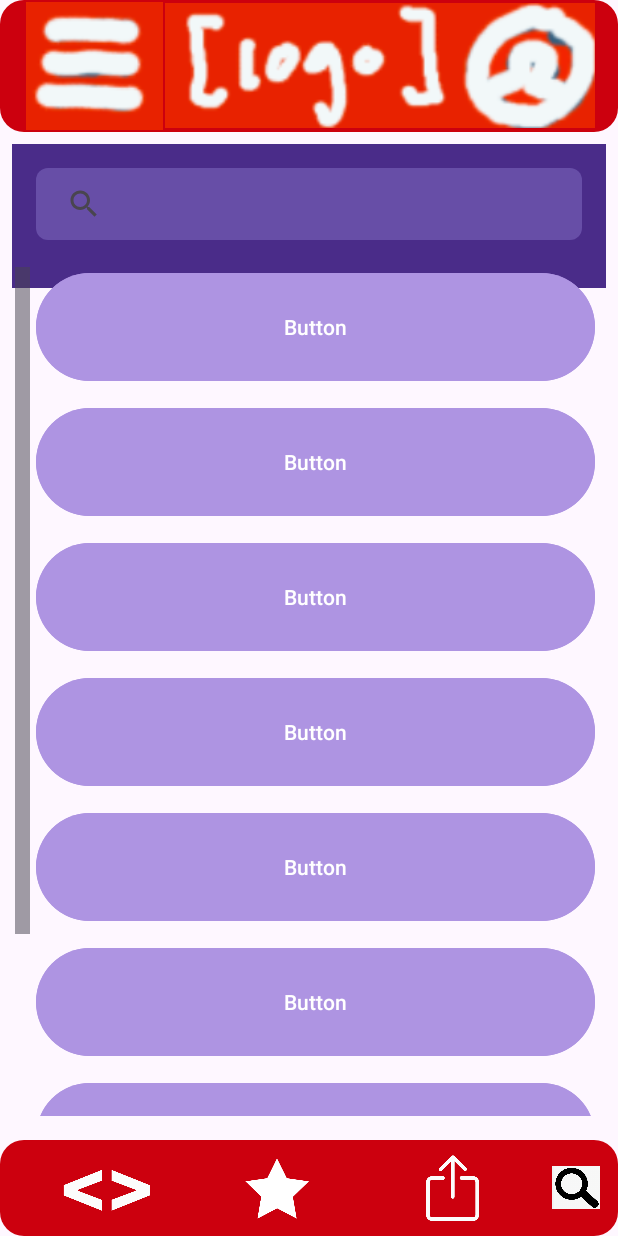
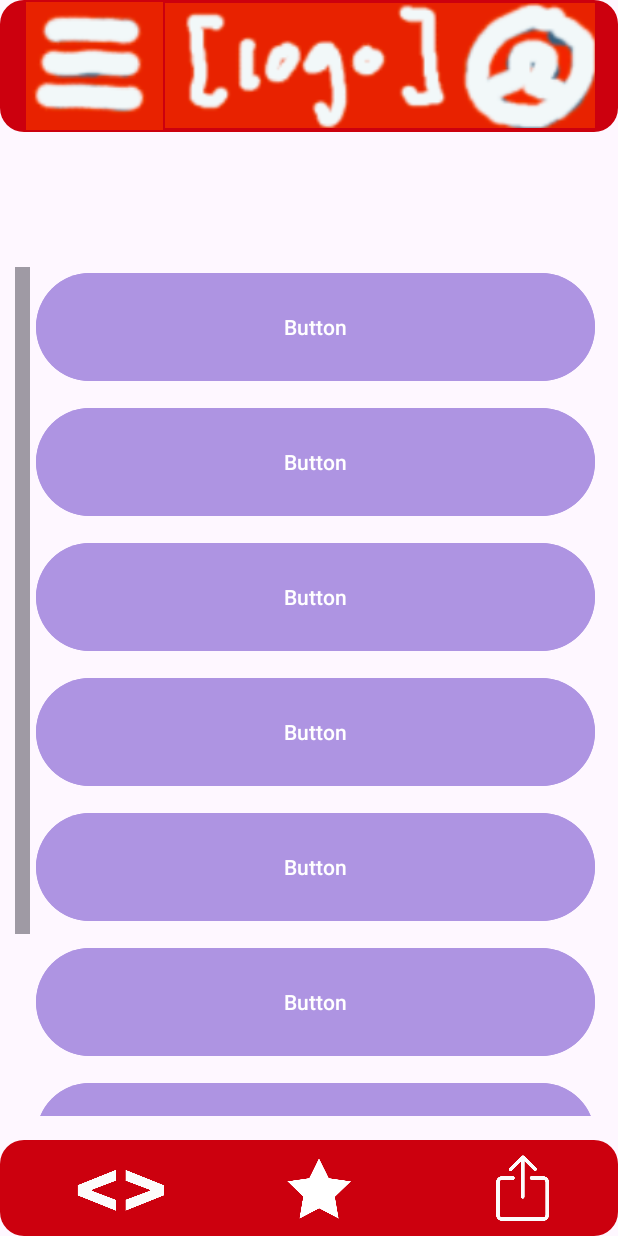
Before and after one commit to nathanbowley98/vascularSurgeryApp, an Android app: the screen it shows after launch (MainActivity), on a phone screen of 412 x 824 dp. Run offline under Robolectric (Android 15) with nearby library versions, the phone set to English and light mode, and no system bars.

Commit message:
Revert "Search bar"

```diff
--- a/app/src/main/java/com/example/vascularsurgeryproject/BaseActivity.java
+++ b/app/src/main/java/com/example/vascularsurgeryproject/BaseActivity.java
@@ -6,10 +6,6 @@ import android.os.Bundle;
 import android.widget.ImageButton;
 import android.widget.LinearLayout;
 import android.widget.Toast;
-import android.view.Menu;
-import android.view.MenuInflater;
-import android.view.MenuItem;
-import android.widget.SearchView;
 
 import java.util.Objects;
 
@@ -86,37 +82,4 @@ public class BaseActivity extends AppCompatActivity {
         //linearlayout container which is the container inside
         //scrollview and holds the buttons
     }
-    @Override
-    public boolean onCreateOptionsMenu(Menu menu) {
-        MenuInflater inflater = getMenuInflater();
-        inflater.inflate(R.menu.search_menu, menu); // Highlighted: Inflating the search menu
-        MenuItem searchItem = menu.findItem(R.id.action_search);
-        SearchView searchView = (SearchView) searchItem.getActionView();
-
-        searchView.setQueryHint("Search...");
-        searchView.setOnQueryTextListener(new SearchView.OnQueryTextListener() {
-            @Override
-            public boolean onQueryTextSubmit(String query) {
-                onSearchQuerySubmit(query); // Highlighted: Search query submit callback
-                return true;
-            }
-
-            @Override
-            public boolean onQueryTextChange(String newText) {
-                onSearchQueryChange(newText); // Highlighted: Search query change callback
-                return true;
-            }
-        });
-        return true;
-    }
-
-    // Highlighted: Method for handling query submission
-    protected void onSearchQuerySubmit(String query) {
-        // To be overridden in subclasses if needed
-    }
-
-    // Highlighted: Method for handling query text changes
-    protected void onSearchQueryChange(String newText) {
-        // To be overridden in subclasses if needed
-    }
 }
--- a/app/src/main/java/com/example/vascularsurgeryproject/MainActivity.java
+++ b/app/src/main/java/com/example/vascularsurgeryproject/MainActivity.java
@@ -1,7 +1,6 @@
 package com.example.vascularsurgeryproject;
 
 import android.os.Bundle;
-import android.widget.Toast;
 
 import androidx.activity.EdgeToEdge;
 import androidx.appcompat.app.AppCompatActivity;
@@ -22,20 +21,4 @@ public class MainActivity extends BaseActivity {
         setupScrollView();
         setupBottomBar();
     }
-
-    @Override
-    protected void onSearchQuerySubmit(String query) {
-        super.onSearchQuerySubmit(query);
-        // Handle the search query submission specific to MainActivity
-        Toast.makeText(this, "Search submitted: " + query, Toast.LENGTH_SHORT).show();
-        // Add more logic here, such as filtering a list or updating UI
-    }
-
-    @Override
-    protected void onSearchQueryChange(String newText) {
-        super.onSearchQueryChange(newText);
-        // Handle the live search query text change specific to MainActivity
-        Toast.makeText(this, "Search text: " + newText, Toast.LENGTH_SHORT).show();
-        // Add logic for live filtering or suggestions here
-    }
 }
--- a/app/src/main/res/drawable/search_background.xml
+++ /dev/null
@@ -1,13 +0,0 @@
-<?xml version="1.0" encoding="utf-8"?>
-<shape xmlns:android="http://schemas.android.com/apk/res/android">
-    <!-- Background color, adjust the hex color code to match your design -->
-    <solid android:color="#674ea7" />
-
-    <!-- Rounded corners -->
-    <corners android:radius="8dp" />
-
-    <!-- Padding for the content inside the shape -->
-    <padding
-        android:left="8dp"
-        android:right="8dp" />
-</shape>
--- a/app/src/main/res/layout/activity_main.xml
+++ b/app/src/main/res/layout/activity_main.xml
@@ -9,20 +9,10 @@
 
     <!-- Include the custom toolbar -->
     <include
-        android:id="@+id/include_toolbar"
+        android:id="@+id/include"
         layout="@layout/toolbar_layout"
         android:layout_width="match_parent"
         android:layout_height="wrap_content" />
-
-    <!-- Include the search bar -->
-    <include
-        android:id="@+id/include_search"
-        layout="@layout/search_layout"
-        android:layout_width="match_parent"
-        android:layout_height="wrap_content"
-        android:queryHint="Search here"
-        app:layout_constraintTop_toBottomOf="@id/include_toolbar"
-        android:layout_margin="8dp"/>
 
     <!-- Scrollview Container -->
     <include
@@ -34,12 +24,11 @@
         android:layout_marginEnd="10dp"
         android:layout_marginTop="178dp"
         android:layout_marginBottom="80dp"
-        app:layout_constraintTop_toBottomOf="@id/include_search"
-        app:layout_constraintBottom_toTopOf="@id/include_bottom" />
+        />
 
     <!-- Include the bottom bar -->
     <include
-        android:id="@+id/include_bottom"
+        android:id="@+id/include"
         layout="@layout/bottom_bar_layout"
         android:layout_width="match_parent"
         android:layout_height="wrap_content" />
--- a/app/src/main/res/layout/search_layout.xml
+++ /dev/null
@@ -1,28 +0,0 @@
-<?xml version="1.0" encoding="utf-8"?>
-<LinearLayout xmlns:android="http://schemas.android.com/apk/res/android"
-    android:layout_width="match_parent"
-    android:layout_height="match_parent"
-    android:orientation="vertical"
-    android:padding="16dp"
-    android:background="#4A2C89">
-
-    <!-- Custom SearchView Style -->
-    <androidx.appcompat.widget.SearchView
-        android:id="@+id/search_view"
-        android:layout_width="match_parent"
-        android:layout_height="wrap_content"
-        android:background="@drawable/search_background"
-        android:iconifiedByDefault="false"
-        android:queryHint="Search" />
-
-    <!-- RecyclerView to display search results -->
-    <androidx.recyclerview.widget.RecyclerView
-        android:id="@+id/recycler_view"
-        android:layout_width="match_parent"
-        android:layout_height="0dp"
-        android:layout_weight="1"
-        android:clipToPadding="false"
-        android:paddingTop="8dp"
-        android:paddingBottom="8dp"
-        android:scrollbars="vertical" />
-</LinearLayout>
--- a/app/src/main/res/menu/search_menu.xml
+++ /dev/null
@@ -1,11 +0,0 @@
-<?xml version="1.0" encoding="utf-8"?>
-<menu xmlns:android="http://schemas.android.com/apk/res/android"
-    xmlns:app="http://schemas.android.com/apk/res-auto">
-
-    <item
-        android:id="@+id/action_search"
-        android:icon="@drawable/ic_search"
-        android:title="Search"
-        app:showAsAction="ifRoom|collapseActionView"
-        app:actionViewClass="androidx.appcompat.widget.SearchView" />
-</menu>
```
Also changed, not shown: app/src/main/res/drawable/ic_search.png (deleted).
